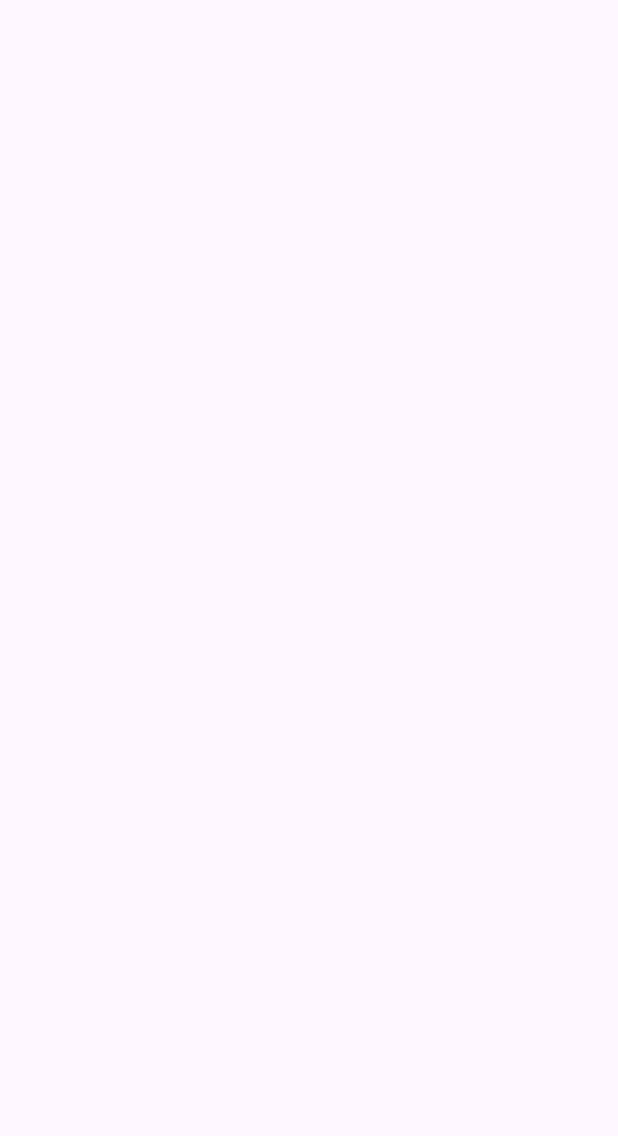
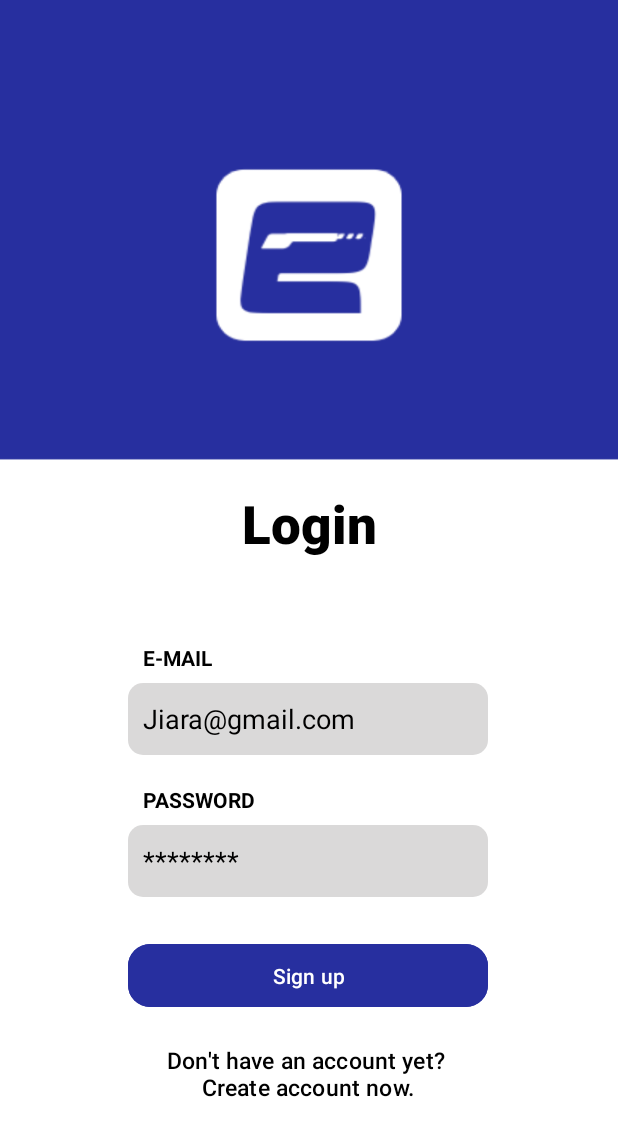
Before and after one commit to Marwan911e/endure, an Android app: the LoginActivity screen opened directly, with no data from a screen before it, on a phone screen of 412 x 824 dp. Before the commit the part shown is empty. Shown: the top 1136 px of the screen. Run offline under Robolectric (Android 15) with nearby library versions, the phone set to English and light mode, and no system bars.

Commit message:
style: improve sign-up and login layouts

```diff
--- a/app/src/main/res/layout/activity_login.xml
+++ b/app/src/main/res/layout/activity_login.xml
@@ -1,10 +1,129 @@
 <?xml version="1.0" encoding="utf-8"?>
-<androidx.constraintlayout.widget.ConstraintLayout xmlns:android="http://schemas.android.com/apk/res/android"
+<androidx.constraintlayout.widget.ConstraintLayout
+    xmlns:android="http://schemas.android.com/apk/res/android"
+    xmlns:tools="http://schemas.android.com/tools"
     xmlns:app="http://schemas.android.com/apk/res-auto"
-    xmlns:tools="http://schemas.android.com/tools"
     android:id="@+id/main"
     android:layout_width="match_parent"
     android:layout_height="match_parent"
-    tools:context=".LoginActivity">
+    tools:context=".SignupActivity"
+    android:background="@drawable/login_backgound"
+    >
+
+
+    <com.google.android.material.button.MaterialButton
+        android:id="@+id/signupButton2"
+        android:layout_width="240dp"
+        android:layout_height="50dp"
+        android:backgroundTint="#272f9f"
+        android:text="Sign up"
+        app:cornerRadius="22px"
+        app:layout_constraintBottom_toBottomOf="parent"
+        app:layout_constraintEnd_toEndOf="parent"
+        app:layout_constraintHorizontal_bias="0.498"
+        app:layout_constraintStart_toStartOf="parent"
+        app:layout_constraintTop_toTopOf="parent"
+        app:layout_constraintVertical_bias="0.808"
+        tools:ignore="MissingConstraints" />
+
+    <EditText
+        android:id="@+id/emailField2"
+        android:layout_width="240dp"
+        android:layout_height="48dp"
+        android:background="@drawable/rounded_textview"
+        android:ems="10"
+        android:padding="10dp"
+        android:hint="Jiara@gmail.com"
+        android:inputType="textEmailAddress"
+        android:textColorHint="@color/black"
+        app:layout_constraintBottom_toBottomOf="parent"
+        app:layout_constraintEnd_toEndOf="parent"
+        app:layout_constraintHorizontal_bias="0.497"
+        app:layout_constraintStart_toStartOf="parent"
+        app:layout_constraintTop_toTopOf="parent"
+        app:layout_constraintVertical_bias="0.587"
+        tools:ignore="MissingConstraints" />
+
+    <TextView
+        android:id="@+id/emailTextview2"
+        android:layout_width="100dp"
+        android:layout_height="18dp"
+        android:text="   PASSWORD"
+        android:textColor="@color/black"
+        android:textStyle="bold"
+        app:layout_constraintBottom_toBottomOf="parent"
+        app:layout_constraintEnd_toEndOf="parent"
+        app:layout_constraintHorizontal_bias="0.273"
+        app:layout_constraintStart_toStartOf="parent"
+        app:layout_constraintTop_toTopOf="parent"
+        app:layout_constraintVertical_bias="0.649" />
+
+    <TextView
+        android:id="@+id/textView"
+        android:layout_width="match_parent"
+        android:layout_height="wrap_content"
+        android:fontFamily="sans-serif-medium"
+        android:gravity="center"
+        android:text="Login"
+        android:textColor="@color/black"
+        android:textSize="35dp"
+        android:textStyle="bold"
+        app:layout_constraintBottom_toBottomOf="parent"
+        app:layout_constraintEnd_toEndOf="parent"
+        app:layout_constraintHorizontal_bias="1.0"
+        app:layout_constraintStart_toStartOf="parent"
+        app:layout_constraintTop_toTopOf="parent"
+        app:layout_constraintVertical_bias="0.419"
+        tools:ignore="MissingConstraints" />
+
+    <EditText
+        android:id="@+id/passwordField"
+        android:layout_width="240dp"
+        android:layout_height="48dp"
+        android:background="@drawable/rounded_textview"
+        android:ems="10"
+        android:padding="10dp"
+        android:hint="********"
+        android:inputType="textPassword"
+        android:textColorHint="@color/black"
+        app:layout_constraintBottom_toBottomOf="parent"
+        app:layout_constraintEnd_toEndOf="parent"
+        app:layout_constraintHorizontal_bias="0.497"
+        app:layout_constraintStart_toStartOf="parent"
+        app:layout_constraintTop_toTopOf="parent"
+        app:layout_constraintVertical_bias="0.709"
+        tools:ignore="MissingConstraints" />
+
+    <TextView
+        android:id="@+id/emailTextview"
+        android:layout_width="100dp"
+        android:layout_height="18dp"
+        android:text="   E-MAIL"
+        android:textColor="@color/black"
+        android:textStyle="bold"
+        app:layout_constraintBottom_toBottomOf="parent"
+        app:layout_constraintEnd_toEndOf="parent"
+        app:layout_constraintHorizontal_bias="0.273"
+        app:layout_constraintStart_toStartOf="parent"
+        app:layout_constraintTop_toTopOf="parent"
+        app:layout_constraintVertical_bias="0.532" />
+
+    <com.google.android.material.button.MaterialButton
+        android:id="@+id/loginButton"
+        android:layout_width="240dp"
+        android:layout_height="60dp"
+        android:backgroundTint="@android:color/transparent"
+        android:text="Don't have an account yet? \nCreate account now."
+        android:textSize="15dp"
+        android:textColor="@color/black"
+        app:cornerRadius="22px"
+        app:layout_constraintBottom_toBottomOf="parent"
+        app:layout_constraintEnd_toEndOf="parent"
+        app:layout_constraintHorizontal_bias="0.497"
+        app:layout_constraintStart_toStartOf="parent"
+        app:layout_constraintTop_toTopOf="parent"
+        app:layout_constraintVertical_bias="0.898"
+        tools:ignore="MissingConstraints,TextSizeCheck" />
+
 
 </androidx.constraintlayout.widget.ConstraintLayout>
--- a/app/src/main/res/layout/activity_signup.xml
+++ b/app/src/main/res/layout/activity_signup.xml
@@ -32,7 +32,9 @@
       android:layout_height="48dp"
       android:background="@drawable/rounded_textview"
       android:ems="10"
-      android:hint="  Jiara@gmail.com"
+      android:textColor="@color/white"
+      android:padding="10dp"
+      android:hint="Jiara@gmail.com"
       android:inputType="textEmailAddress"
       android:textColorHint="@color/white"
       app:layout_constraintBottom_toBottomOf="parent"
@@ -88,13 +90,15 @@
       app:layout_constraintVertical_bias="0.025" />
 
   <EditText
+      android:padding="10dp"
       android:id="@+id/usernameField"
       android:layout_width="240dp"
       android:layout_height="48dp"
       android:background="@drawable/rounded_textview"
       android:ems="10"
-      android:hint="  Jiara Martins"
+      android:hint="Jiara Martins"
       android:inputType="text"
+      android:textColor="@color/white"
       android:textColorHint="@color/white"
       app:layout_constraintBottom_toBottomOf="parent"
       app:layout_constraintEnd_toEndOf="parent"
@@ -124,7 +128,9 @@
       android:layout_height="48dp"
       android:background="@drawable/rounded_textview"
       android:ems="10"
-      android:hint="  ********"
+      android:hint="********"
+      android:textColor="@color/white"
+      android:padding="10dp"
       android:inputType="textPassword"
       android:textColorHint="@color/white"
       app:layout_constraintBottom_toBottomOf="parent"
```
